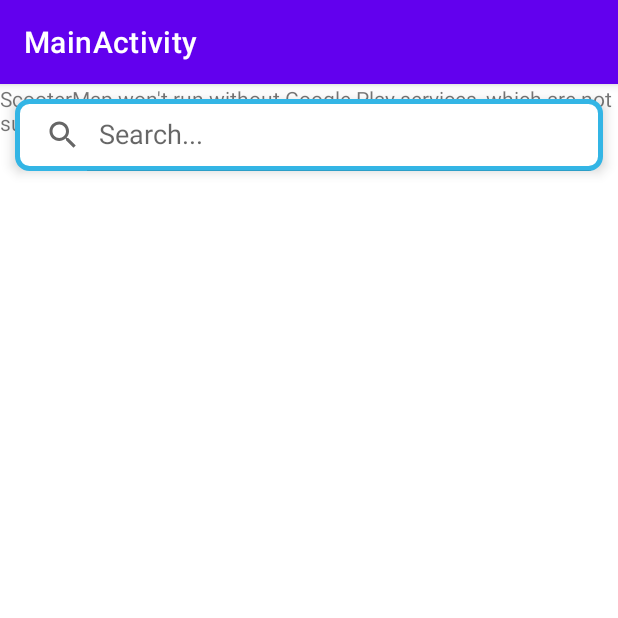
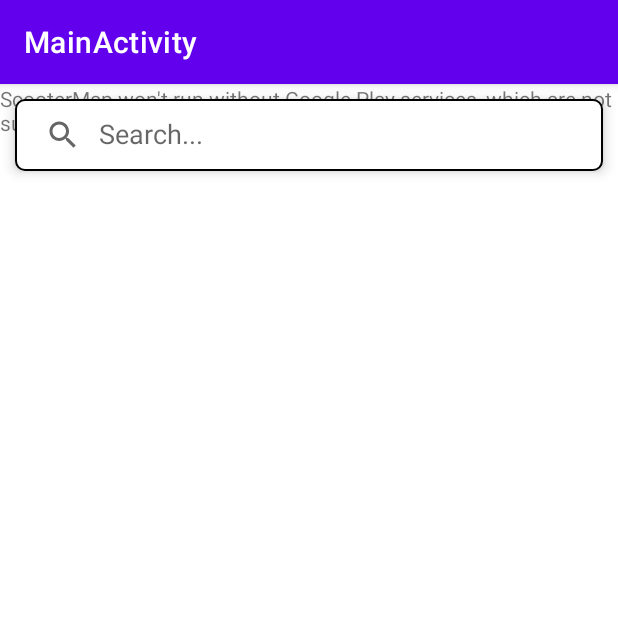
Before and after one commit to KallosP/ScooterMap, an Android app: the screen it shows after launch (MainActivity), on a phone screen of 412 x 824 dp, the top half of it. Run offline under Robolectric (Android 15) with nearby library versions, the phone set to English and light mode, and no system bars.

```diff
--- a/app/src/main/res/drawable/background_search.xml
+++ b/app/src/main/res/drawable/background_search.xml
@@ -2,7 +2,6 @@
 <shape xmlns:android="http://schemas.android.com/apk/res/android" android:shape="rectangle">
 
         <solid android:color="@color/white"/>
-        <stroke android:width = "3dp"
-            android:color = "@android:color/holo_blue_light"/>
-        <corners android:radius = "8dp"/>
+        <stroke android:width = "1dp" />
+        <corners android:radius = "6dp"/>
 </shape>
```
Also changed, not shown: app/src/main/java/com/example/scootermap/MainActivity.java (+25 -5 lines).
